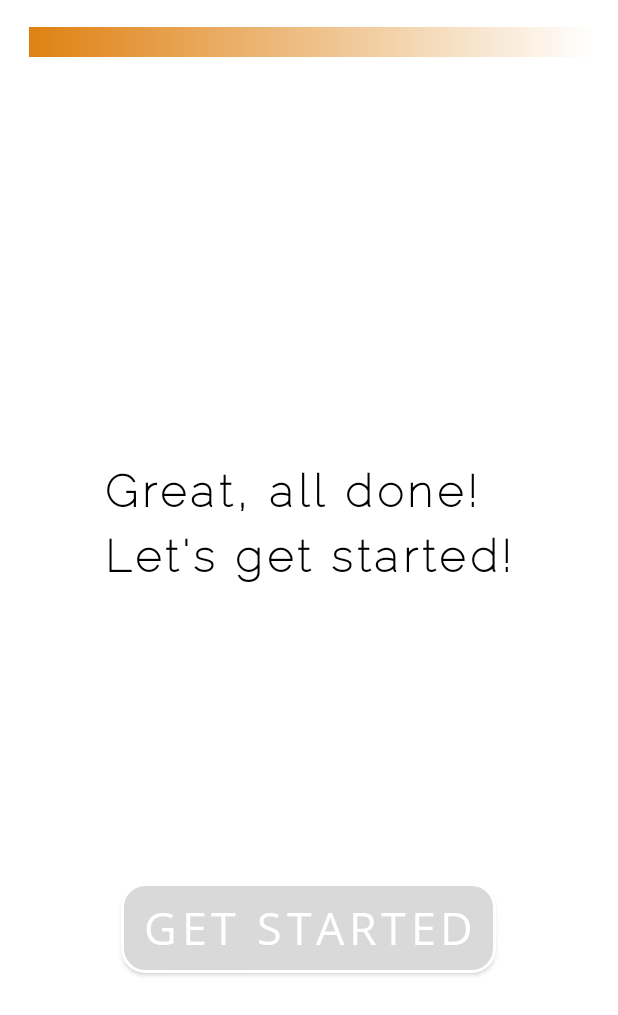
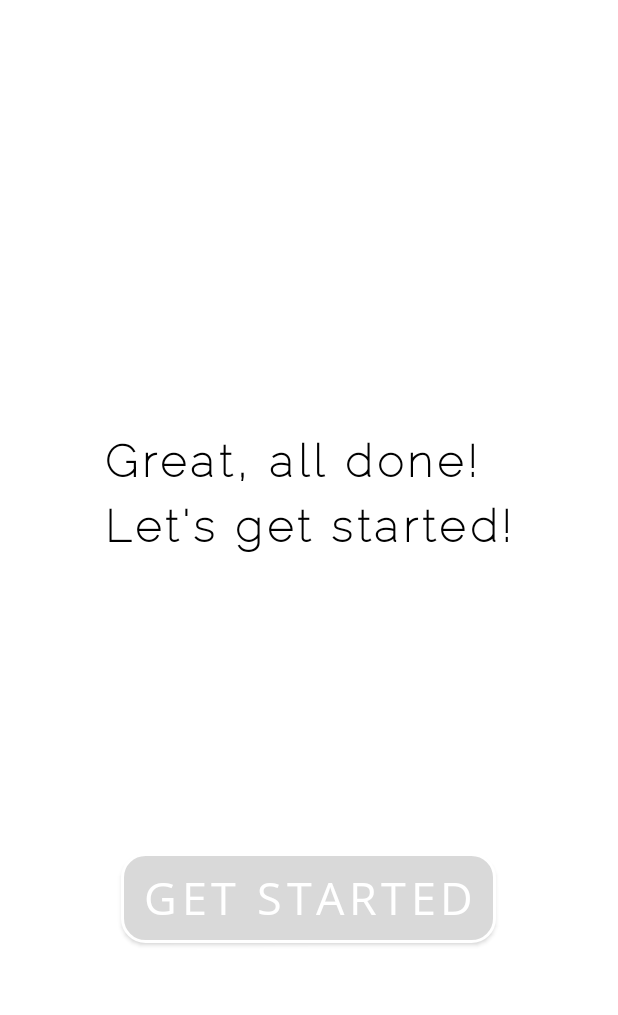
Before and after one commit to meteorsee/RecipeHeaven, an Android app: the SetupDone screen opened directly, with no data from a screen before it, on a phone screen of 412 x 824 dp. Shown: the top 1015 px of the screen. Run offline under Robolectric (Android 15) with nearby library versions, the phone set to English and light mode, and no system bars.

Commit message:
Recipe Heaven

```diff
--- a/app/src/main/res/layout/activity_setup_done.xml
+++ b/app/src/main/res/layout/activity_setup_done.xml
@@ -13,22 +13,7 @@
         android:layout_width="wrap_content"
         android:layout_height="wrap_content"
         android:layout_marginStart="4dp"
-        android:layout_marginTop="18dp">
-
-        <ProgressBar
-            android:id="@+id/progressBar"
-            style="?android:attr/progressBarStyleHorizontal"
-            android:layout_width="match_parent"
-            android:layout_height="20dp"
-            android:layout_marginLeft="15dp"
-            android:layout_marginRight="15dp"
-            android:indeterminate="false"
-            android:max="3"
-            android:progress="3"
-            android:progressDrawable="@drawable/progress_bar"
-            android:visibility="visible" />
-
-    </RelativeLayout>
+        android:layout_marginTop="18dp"/>
 
     <TextView
         android:id="@+id/all_done"
```
